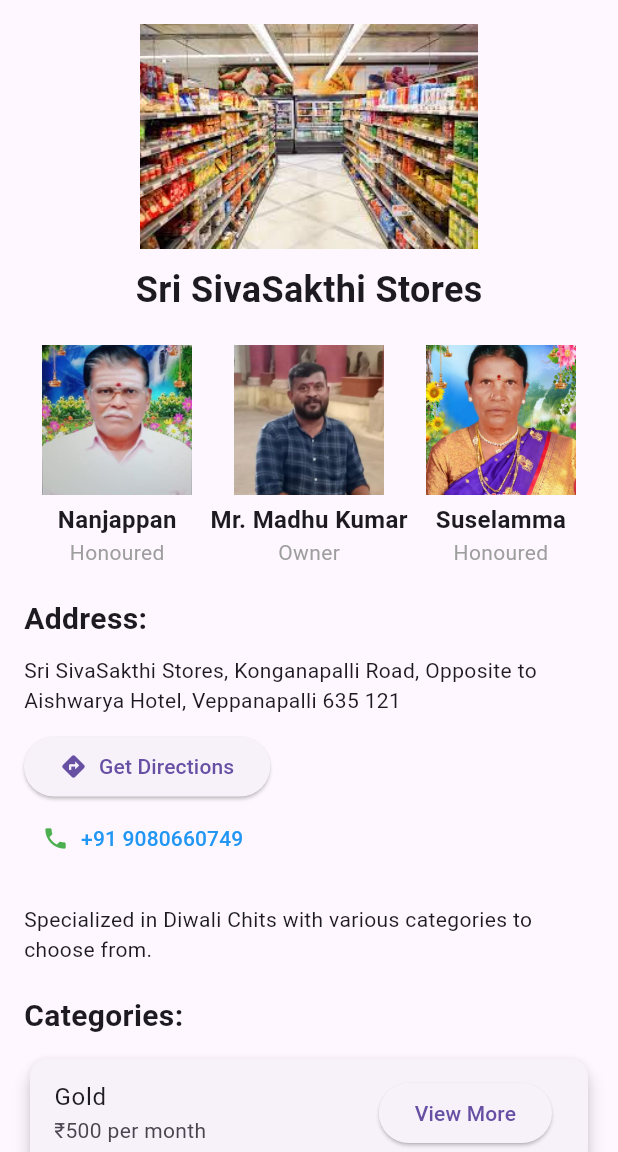
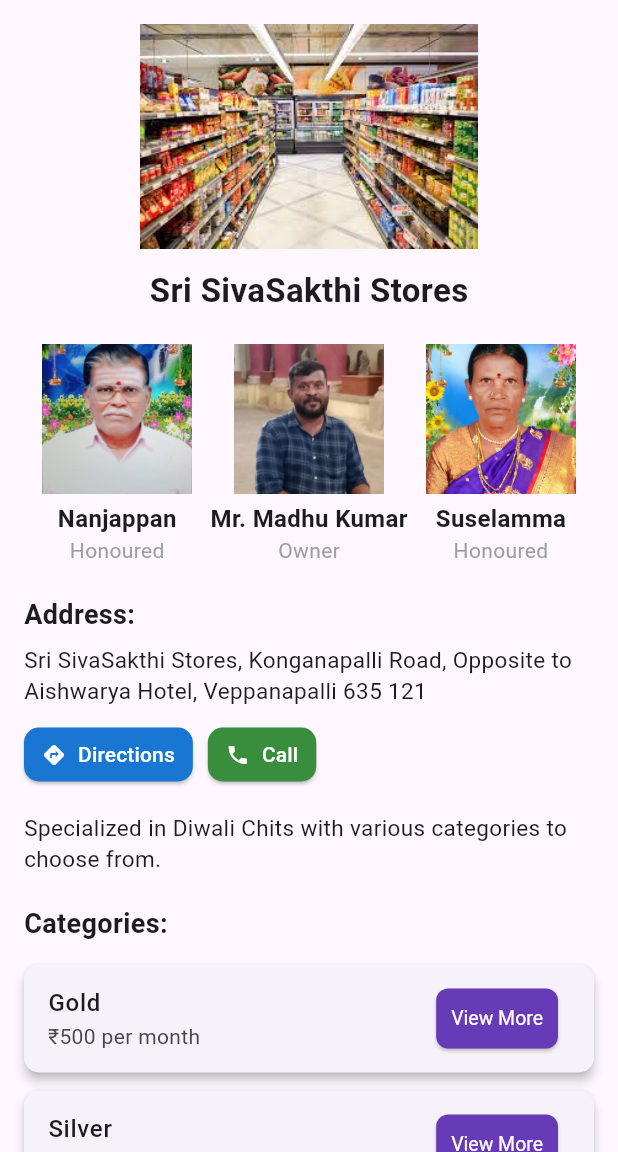
Before and after one commit to Immanuvel1207/Nanjundeshwara, a Flutter app: the screen it shows after launch, on a phone screen of 412 x 824 dp, the part 84-1236 px from its top. Run offline on Flutter 3.47's test engine with Material 3 defaults, Android fonts, the phone set to English and light mode, and no system bars; our stand-ins replace shared_preferences; generated files the repository leaves out were written again.

Commit message:
Location update in app

```diff
--- a/dev/lib/main.dart
+++ b/dev/lib/main.dart
@@ -233,13 +233,11 @@ class _HomeScreenState extends State<HomeScreen> {
               Center(
                 child: Column(
                   children: [
-                    // FIXED: Added error handling for shop image
                     Image.asset(
                       'assets/shop.jpg',
                       height: 150,
                       fit: BoxFit.cover,
                       errorBuilder: (context, error, stackTrace) {
-                        print('Error loading shop image: $error');
                         return Container(
                           height: 150,
                           width: double.infinity,
@@ -248,15 +246,17 @@ class _HomeScreenState extends State<HomeScreen> {
                         );
                       },
                     ),
-                    const SizedBox(height: 10),
+                    const SizedBox(height: 12),
                     Text(
                       shopName,
-                      style: const TextStyle(fontSize: 24, fontWeight: FontWeight.bold),
+                      style: const TextStyle(fontSize: 22, fontWeight: FontWeight.bold),
                     ),
                   ],
                 ),
               ),
+
               const SizedBox(height: 20),
+
               Row(
                 mainAxisAlignment: MainAxisAlignment.spaceEvenly,
                 children: [
@@ -265,65 +265,104 @@ class _HomeScreenState extends State<HomeScreen> {
                   buildPersonCard('Suselamma', 'Honoured', 'assets/mother.jpg'),
                 ],
               ),
+
               const SizedBox(height: 20),
-              const Text('Address:', style: TextStyle(fontSize: 20, fontWeight: FontWeight.bold)),
-              const SizedBox(height: 10),
-              Text(address),
-              const SizedBox(height: 10),
-              ElevatedButton(
-                onPressed: () async {
-                  // Get user's current location and open directions
-                  final url = 'https://www.google.com/maps/dir/?api=1&destination=Veppanapalli&destination_place_id=ChIJXYJJVzNdqDsRs5rj5C_EJN8';
-                  if (await canLaunch(url)) {
-                    await launch(url);
-                  } else {
-                    ScaffoldMessenger.of(context).showSnackBar(
-                      SnackBar(content: Text('Could not open maps')),
-                    );
-                  }
-                },
-                child: Row(
-                  mainAxisSize: MainAxisSize.min,
-                  children: [
-                    Icon(Icons.directions),
-                    SizedBox(width: 8),
-                    Text('Get Directions'),
-                  ],
-                ),
+
+              const Text('Address:', style: TextStyle(fontSize: 18, fontWeight: FontWeight.bold)),
+              const SizedBox(height: 6),
+              Text(address, style: TextStyle(fontSize: 15)),
+
+              const SizedBox(height: 14),
+
+              /// SMALL BUTTONS SECTION
+              Row(
+                children: [
+                  SizedBox(
+                    height: 36,
+                    child: ElevatedButton.icon(
+                      onPressed: () async {
+                        final googleMapsUrl = 'comgooglemaps://?daddr=Veppanapalli&center=12.5683,78.2317&zoom=15';
+                        final fallbackUrl = 'https://www.google.com/maps/dir/?api=1&destination=Veppanapalli';
+                        try {
+                          if (await canLaunch(googleMapsUrl)) {
+                            await launch(googleMapsUrl);
+                          } else if (await canLaunch(fallbackUrl)) {
+                            await launch(fallbackUrl);
+                          } else {
+                            ScaffoldMessenger.of(context).showSnackBar(
+                              SnackBar(content: Text('Could not open maps')),
+                            );
+                          }
+                        } catch (e) {
+                          ScaffoldMessenger.of(context).showSnackBar(
+                            SnackBar(content: Text('Error opening maps')),
+                          );
+                        }
+                      },
+                      icon: Icon(Icons.directions, size: 16),
+                      label: Text('Directions', style: TextStyle(fontSize: 14)),
+                      style: ElevatedButton.styleFrom(
+                        backgroundColor: Colors.blue[700],
+                        foregroundColor: Colors.white,
+                        padding: EdgeInsets.symmetric(horizontal: 12),
+                        shape: RoundedRectangleBorder(borderRadius: BorderRadius.circular(10)),
+                      ),
+                    ),
+                  ),
+                  const SizedBox(width: 10),
+                  SizedBox(
+                    height: 36,
+                    child: ElevatedButton.icon(
+                      onPressed: () async {
+                        final cleanPhone = phoneNumber.replaceAll(' ', '').replaceAll('+', '');
+                        final phoneUrl = 'tel:$cleanPhone';
+                        try {
+                          if (await canLaunch(phoneUrl)) {
+                            await launch(phoneUrl);
+                          } else {
+                            ScaffoldMessenger.of(context).showSnackBar(
+                              SnackBar(content: Text('Cannot open dialer')),
+                            );
+                          }
+                        } catch (e) {
+                          ScaffoldMessenger.of(context).showSnackBar(
+                            SnackBar(content: Text('Error: $e')),
+                          );
+                        }
+                      },
+                      icon: Icon(Icons.phone, size: 16),
+                      label: Text('Call', style: TextStyle(fontSize: 14)),
+                      style: ElevatedButton.styleFrom(
+                        backgroundColor: Colors.green[700],
+                        foregroundColor: Colors.white,
+                        padding: EdgeInsets.symmetric(horizontal: 12),
+                        shape: RoundedRectangleBorder(borderRadius: BorderRadius.circular(10)),
+                      ),
+                    ),
+                  ),
+                ],
               ),
 
-              // Replace the phone number text with this button
-              TextButton.icon(
-                onPressed: () async {
-                  final url = 'tel:$phoneNumber';
-                  if (await canLaunch(url)) {
-                    await launch(url);
-                  } else {
-                    ScaffoldMessenger.of(context).showSnackBar(
-                      SnackBar(content: Text('Could not launch phone app')),
-                    );
-                  }
-                },
-                icon: Icon(Icons.phone, color: Colors.green),
-                label: Text(
-                  phoneNumber,
-                  style: TextStyle(color: Colors.blue),
-                ),
-              ),
               const SizedBox(height: 20),
-              Text(serviceDescription),
+
+              /// Service Description
+              Text(serviceDescription, style: TextStyle(fontSize: 15)),
               const SizedBox(height: 20),
-              const Text('Categories:', style: TextStyle(fontSize: 20, fontWeight: FontWeight.bold)),
-              const SizedBox(height: 10),
+
+              /// Categories
+              const Text('Categories:', style: TextStyle(fontSize: 18, fontWeight: FontWeight.bold)),
+              const SizedBox(height: 8),
+
               Column(
                 children: categories.map((category) {
                   return Card(
-                    elevation: 5,
+                    margin: const EdgeInsets.symmetric(vertical: 6),
+                    elevation: 3,
+                    shape: RoundedRectangleBorder(borderRadius: BorderRadius.circular(10)),
                     child: ListTile(
-                      title: Text(category['title']),
-                      subtitle: Text(category['amount']),
+                      title: Text(category['title'], style: TextStyle(fontSize: 16, fontWeight: FontWeight.w500)),
+                      subtitle: Text(category['amount'], style: TextStyle(fontSize: 14)),
                       trailing: ElevatedButton(
-                        child: const Text('View More'),
                         onPressed: () {
                           Navigator.push(
                             context,
@@ -332,6 +371,14 @@ class _HomeScreenState extends State<HomeScreen> {
                             ),
                           );
                         },
+                        child: const Text('View More'),
+                        style: ElevatedButton.styleFrom(
+                          padding: EdgeInsets.symmetric(horizontal: 10, vertical: 8),
+                          textStyle: TextStyle(fontSize: 13),
+                          backgroundColor: Colors.deepPurple,
+                          foregroundColor: Colors.white,
+                          shape: RoundedRectangleBorder(borderRadius: BorderRadius.circular(8)),
+                        ),
                       ),
                     ),
                   );
--- a/dev/pubspec.yaml
+++ b/dev/pubspec.yaml
@@ -35,6 +35,7 @@ dependencies:
   intl : ^0.19.0
   http: ^0.13.5
   flutter_dotenv: ^5.0.2
+  geolocator: ^9.0.0
   shared_preferences: ^2.0.15
   url_launcher: ^6.1.10
 
```
Also changed, not shown: dev/pubspec.lock, 4 other files.
